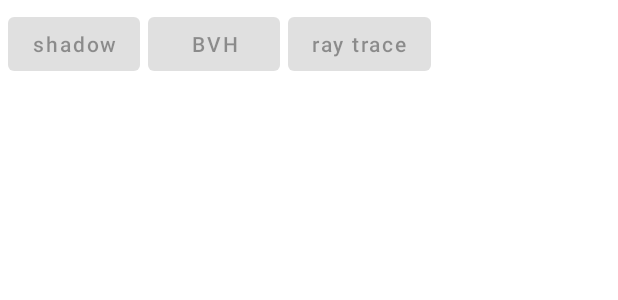
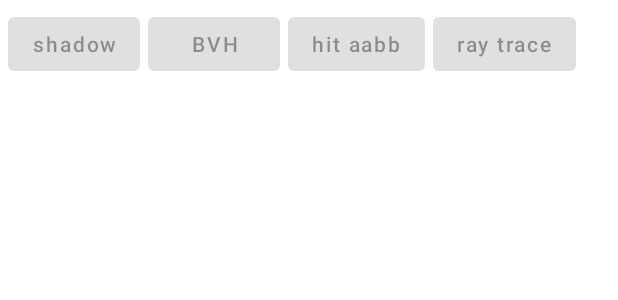
Before and after one commit to lyzirving/Render, an Android app: the layout activity_main.xml on its own in the app's theme, with its tools: preview values and no code run, on a phone screen of 412 x 824 dp. Shown: the top 300 px of the screen. Run offline under Robolectric (Android 15) with nearby library versions, the phone set to English and light mode, and no system bars.

Commit message:
[ADD] add test aabb architecture;
Signed-off-by: liuyuzhou <202002369@any3.com>

```diff
--- a/app/src/main/AndroidManifest.xml
+++ b/app/src/main/AndroidManifest.xml
@@ -28,6 +28,8 @@
 
         <activity android:name=".ui.BVHActivity" android:launchMode="singleTask" />
 
+        <activity android:name=".ui.HitAABBActivity" android:launchMode="singleTask" />
+
     </application>
 
 </manifest>
--- a/app/src/main/res/layout/activity_main.xml
+++ b/app/src/main/res/layout/activity_main.xml
@@ -31,13 +31,24 @@
         android:enabled="false" />
 
     <Button
-        android:id="@+id/btn_ray_trace"
+        android:id="@+id/btn_hit_aabb"
         android:layout_width="wrap_content"
         android:layout_height="wrap_content"
         app:layout_constraintStart_toEndOf="@+id/btn_bvh"
         app:layout_constraintTop_toTopOf="@+id/btn_bvh"
         android:layout_marginStart="5dp"
         android:textAllCaps="false"
+        android:text="hit aabb"
+        android:enabled="false" />
+
+    <Button
+        android:id="@+id/btn_ray_trace"
+        android:layout_width="wrap_content"
+        android:layout_height="wrap_content"
+        app:layout_constraintStart_toEndOf="@+id/btn_hit_aabb"
+        app:layout_constraintTop_toTopOf="@+id/btn_hit_aabb"
+        android:layout_marginStart="5dp"
+        android:textAllCaps="false"
         android:text="ray trace"
         android:enabled="false" />
 
```
Also changed, not shown: app/src/main/java/com/lau/render/MainActivity.java (+7 -0 lines), app/src/main/java/com/lau/render/ui/HitAABBActivity.java (added, +21 -0 lines), app/src/main/java/com/lau/render/ui/HitAABBView.java (added, +22 -0 lines), app/src/main/java/com/lau/render/utils/GfxUtil.java (added, +15 -0 lines), app/src/main/res/layout/activity_hit_aabb.xml (added, +12 -0 lines), 1 other file.
